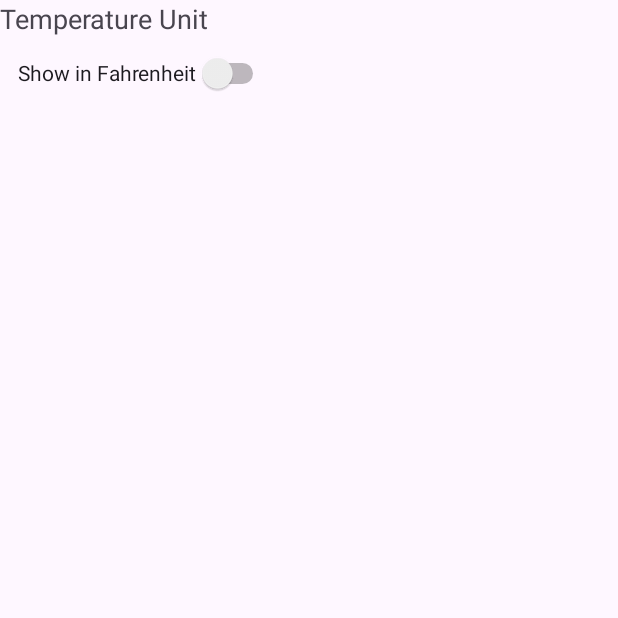
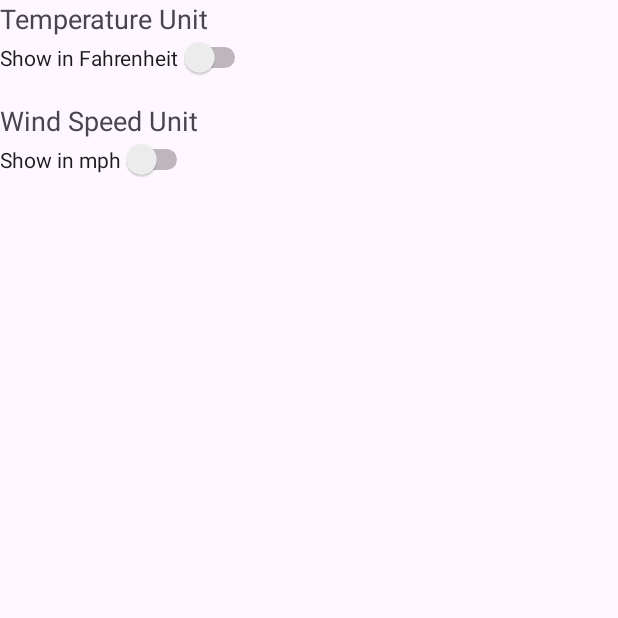
Before and after one commit to PatRakowicz/CS435-Final, an Android app: the SettingsActivity screen opened directly, with no data from a screen before it, on a phone screen of 412 x 824 dp, the top half of it. Run offline under Robolectric (Android 15) with nearby library versions, the phone set to English and light mode, and no system bars.

Commit message:
++ mph switch | Settings wind speed

```diff
--- a/app/src/main/java/cs435/finalProject/AppSettings.kt
+++ b/app/src/main/java/cs435/finalProject/AppSettings.kt
@@ -2,4 +2,5 @@ package cs435.finalProject
 
 object AppSettings {
     var isFahrenheit: Boolean = false
+    var isMilesPerHour: Boolean = false
 }
--- a/app/src/main/java/cs435/finalProject/SettingsActivity.kt
+++ b/app/src/main/java/cs435/finalProject/SettingsActivity.kt
@@ -10,6 +10,7 @@ import androidx.core.view.WindowInsetsCompat
 
 class SettingsActivity : AppCompatActivity() {
     private lateinit var tempSwitch: Switch
+    private lateinit var windSwitch: Switch
 
     override fun onCreate(savedInstanceState: Bundle?) {
         super.onCreate(savedInstanceState)
@@ -22,11 +23,19 @@ class SettingsActivity : AppCompatActivity() {
         }
 
         tempSwitch = findViewById(R.id.tempSwitch)
+        windSwitch = findViewById(R.id.windSwitch)
+
         tempSwitch.isChecked = AppSettings.isFahrenheit
+        windSwitch.isChecked = AppSettings.isMilesPerHour
 
         tempSwitch.setOnCheckedChangeListener { _, isChecked ->
             AppSettings.isFahrenheit = isChecked
             setResult(Activity.RESULT_OK)
         }
+
+        windSwitch.setOnCheckedChangeListener { _, isChecked ->
+            AppSettings.isMilesPerHour = isChecked
+            setResult(Activity.RESULT_OK)
+        }
     }
 }
--- a/app/src/main/res/layout/activity_settings.xml
+++ b/app/src/main/res/layout/activity_settings.xml
@@ -21,8 +21,18 @@
         android:id="@+id/tempSwitch"
         android:layout_width="wrap_content"
         android:layout_height="wrap_content"
-        android:minWidth="64dp"
-        android:minHeight="48dp"
-        android:padding="12dp"
         android:text="Show in Fahrenheit" />
+
+    <TextView
+        android:layout_width="wrap_content"
+        android:layout_height="wrap_content"
+        android:layout_marginTop="16dp"
+        android:text="Wind Speed Unit"
+        android:textSize="18sp" />
+
+    <Switch
+        android:id="@+id/windSwitch"
+        android:layout_width="wrap_content"
+        android:layout_height="wrap_content"
+        android:text="Show in mph" />
 </LinearLayout>
```
Also changed, not shown: app/src/main/java/cs435/finalProject/MainActivity.kt (+11 -6 lines).
